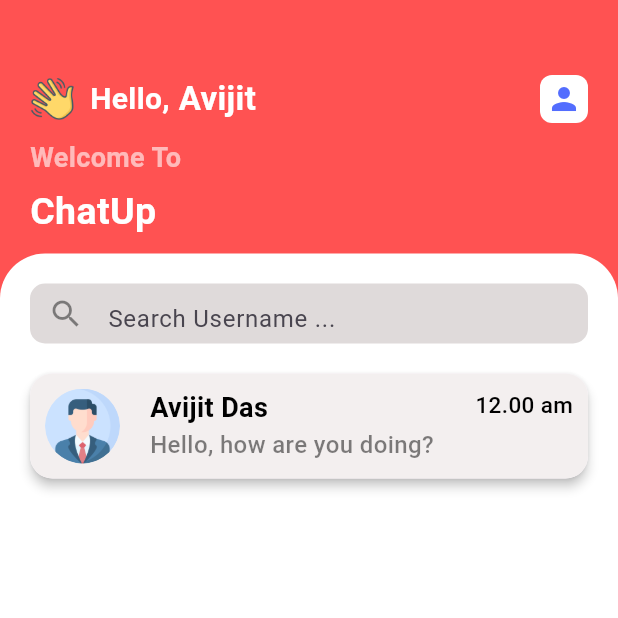
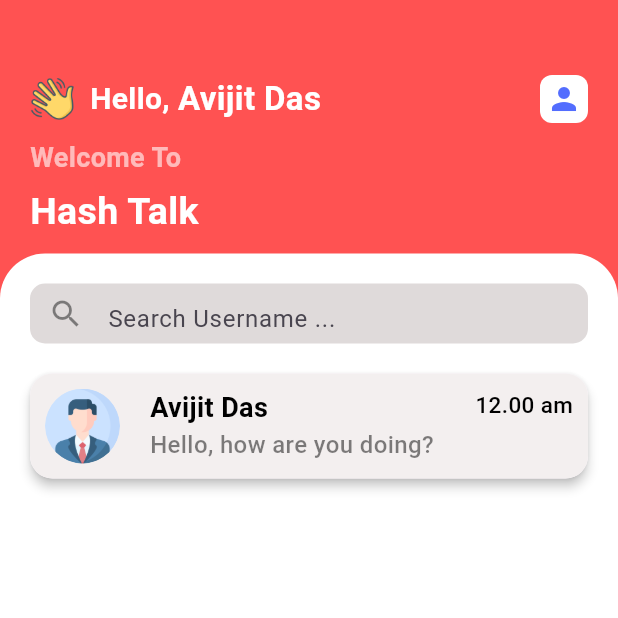
Before and after one commit to AvijitDasAvi/Chat-App, a Flutter app: the HomePage screen opened directly, on a phone screen of 412 x 824 dp, the top half of it. Run offline on Flutter 3.47's test engine with Material 3 defaults, Android fonts, the phone set to English and light mode, and no system bars; our stand-ins replace firebase_auth, firebase_core, flutter_easyloading, google_sign_in; missing offline and left inert: firebase_app_check; accounts and stored records are empty.

Commit message:
Stored login information .

```diff
--- a/lib/features/home/page/home_page.dart
+++ b/lib/features/home/page/home_page.dart
@@ -37,7 +37,7 @@ class _HomePageState extends State<HomePage> {
                   width: 10.0,
                 ),
                 Text(
-                  "Hello,",
+                  "Hello, ",
                   style: TextStyle(
                     color: Colors.white,
                     fontWeight: FontWeight.bold,
@@ -45,7 +45,7 @@ class _HomePageState extends State<HomePage> {
                   ),
                 ),
                 Text(
-                  " Avijit",
+                  userName,
                   style: TextStyle(
                     color: Colors.white,
                     fontWeight: FontWeight.bold,
@@ -86,7 +86,7 @@ class _HomePageState extends State<HomePage> {
             padding: const EdgeInsets.only(
                 top: 5.0, left: 20.0, right: 20.0, bottom: 10.0),
             child: Text(
-              "ChatUp",
+              "Hash Talk",
               style: TextStyle(
                 color: Colors.white,
                 fontWeight: FontWeight.bold,
@@ -129,8 +129,12 @@ class _HomePageState extends State<HomePage> {
                   ),
                   GestureDetector(
                     onTap: () {
-                      Navigator.push(context,
-                          MaterialPageRoute(builder: (context) => ChatPage(userName: userName,)));
+                      Navigator.push(
+                          context,
+                          MaterialPageRoute(
+                              builder: (context) => ChatPage(
+                                    userName: userName,
+                                  )));
                     },
                     child: Material(
                       elevation: 3.0,
@@ -161,7 +165,7 @@ class _HomePageState extends State<HomePage> {
                               crossAxisAlignment: CrossAxisAlignment.start,
                               children: [
                                 Text(
-                                  "Avijit Das",
+                                  userName,
                                   textAlign: TextAlign.center,
                                   style: TextStyle(
                                     color: Colors.black,
```
Also changed, not shown: lib/main.dart (+16 -2 lines).
